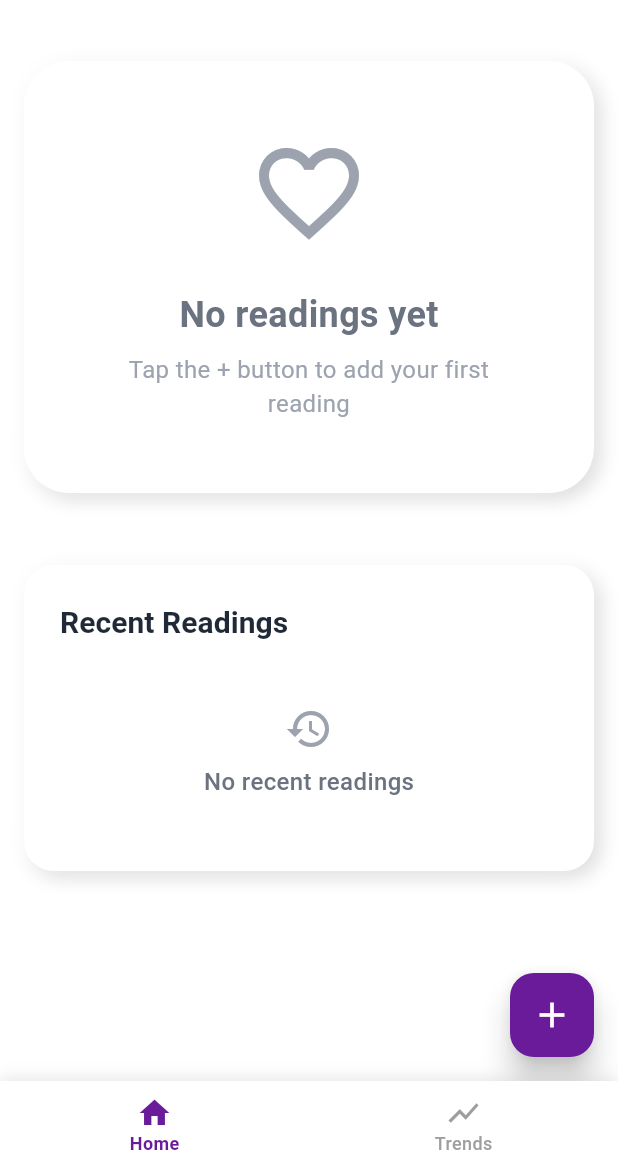
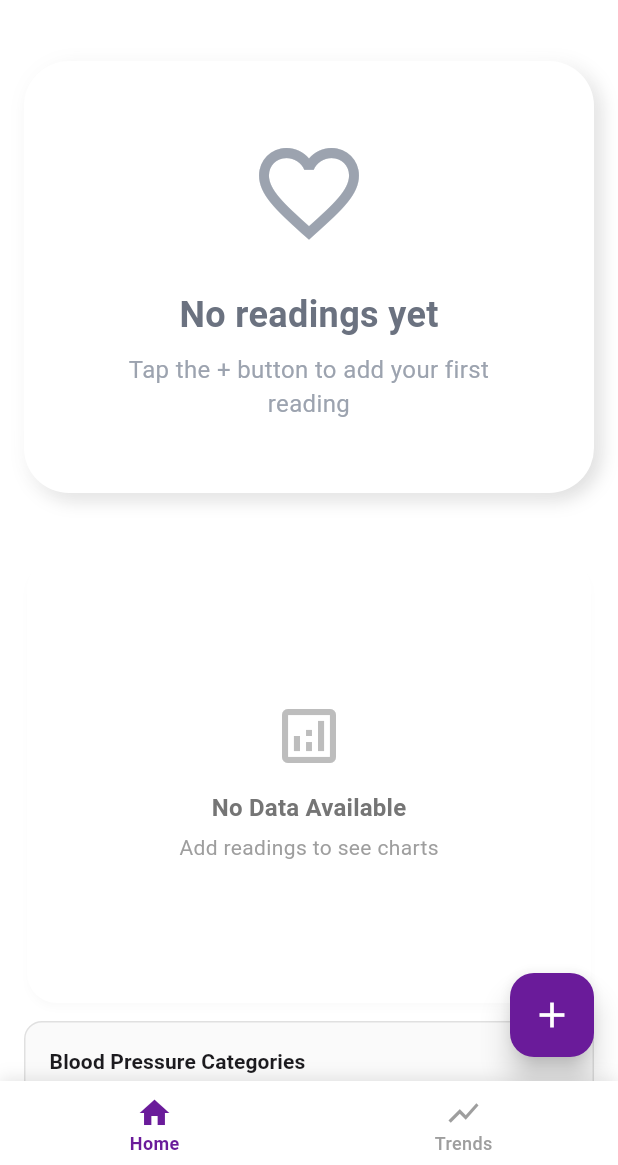
Before and after one commit to herryhou/cardio_tracker, a Flutter app: the screen it shows after launch, on a phone screen of 412 x 824 dp, the part 71-1236 px from its top. Run offline on Flutter 3.47's test engine with Material 3 defaults, Android fonts, the phone set to English and light mode, and no system bars; our stand-ins replace csv, fl_chart, flutter_secure_storage, share_plus, shared_preferences, sqflite; accounts and stored records are empty; Roboto replaces fonts that are missing (SF Pro Display).

Commit message:
refactor: reorganize dashboard layout with horizontal charts
- Add horizontal charts container for better space utilization
- Extract BP legend into separate widget for reusability
- Remove legend from scatter plot to prevent gesture interference
- Update reading card icon to monitor_heart for better clarity
- Simplify bar chart container decoration

🤖 Generated with [Claude Code](https://claude.com/claude-code)

Co-Authored-By: Claude <noreply@anthropic.com>

```diff
--- a/lib/screens/dashboard_screen.dart
+++ b/lib/screens/dashboard_screen.dart
@@ -14,6 +14,9 @@ import '../widgets/reading_card_neu.dart';
 import '../widgets/neumorphic_container.dart';
 import '../widgets/neumorphic_button.dart';
 import '../widgets/export_bottom_sheet.dart';
+import '../widgets/horizontal_charts_container.dart';
+import '../widgets/bp_legend.dart';
+import '../providers/dual_chart_provider.dart';
 
 class DashboardScreen extends StatefulWidget {
   const DashboardScreen({super.key});
@@ -49,7 +52,11 @@ class _DashboardScreenState extends State<DashboardScreen> {
             return _buildErrorState(context, provider.error!);
           }
 
-          return RefreshIndicator(
+          return MultiProvider(
+            providers: [
+              ChangeNotifierProvider(create: (_) => DualChartProvider()),
+            ],
+            child: RefreshIndicator(
               onRefresh: () => provider.loadReadings(),
               child: GestureDetector(
                 onLongPress: () async {
@@ -71,11 +78,23 @@ class _DashboardScreenState extends State<DashboardScreen> {
                       if (provider.latestReading != null) ...[
                         _buildCenteredReadingCard(
                             context, provider.latestReading!),
-                      const SizedBox(height: AppSpacing.xxl),
+                        const SizedBox(height: AppSpacing.xl),
                       ] else ...[
                         _buildEmptyStateCard(context),
-                      const SizedBox(height: AppSpacing.xxl),
+                        const SizedBox(height: AppSpacing.xl),
                       ],
+
+                      // Horizontal Charts Section
+                      HorizontalChartsContainer(
+                        readings: provider.readings,
+                      ),
+
+                      // const SizedBox(height: AppSpacing.xl),
+
+                      // Blood Pressure Legend (common for both charts)
+                      const BPLegend(),
+
+                      const SizedBox(height: AppSpacing.lg),
 
                       // Recent Readings Section with neumorphic styling
                       Padding(
@@ -87,6 +106,7 @@ class _DashboardScreenState extends State<DashboardScreen> {
                       // Extra bottom spacing for minimalist feel
                       const SizedBox(height: AppSpacing.xxl),
                     ],
+                  ),
                 ),
               ),
             ),
--- /dev/null
+++ b/lib/widgets/bp_legend.dart
@@ -0,0 +1,119 @@
+import 'package:flutter/material.dart';
+import 'package:cardio_tracker/models/blood_pressure_reading.dart';
+import 'package:cardio_tracker/widgets/clinical_scatter_plot.dart';
+
+/// A shared legend widget for blood pressure clinical zones
+class BPLegend extends StatelessWidget {
+  const BPLegend({super.key});
+
+  @override
+  Widget build(BuildContext context) {
+    return Container(
+      margin: const EdgeInsets.symmetric(horizontal: 16),
+      child: Container(
+        padding: const EdgeInsets.all(16),
+        decoration: BoxDecoration(
+          color: Theme.of(context).brightness == Brightness.dark
+              ? Theme.of(context).colorScheme.surfaceContainer
+              : Colors.grey[50],
+          borderRadius: BorderRadius.circular(12),
+          border: Border.all(
+            color: Theme.of(context).brightness == Brightness.dark
+                ? Theme.of(context).colorScheme.outline.withValues(alpha: 0.3)
+                : Colors.grey[300]!,
+          ),
+        ),
+        child: Column(
+          crossAxisAlignment: CrossAxisAlignment.start,
+          children: [
+            Text(
+              'Blood Pressure Categories',
+              style: Theme.of(context).textTheme.titleSmall?.copyWith(
+                fontWeight: FontWeight.bold,
+              ),
+            ),
+            const SizedBox(height: 12),
+            SizedBox(
+              width: double.infinity,
+              child: Wrap(
+                spacing: 20,
+                runSpacing: 12,
+                children: ClinicalZones.zones
+                    .map((zone) => _buildLegendItem(context, zone))
+                    .toList(),
+              ),
+            ),
+          ],
+        ),
+      ),
+    );
+  }
+
+  Widget _buildLegendItem(BuildContext context, ClinicalZone zone) {
+    return Container(
+      constraints: const BoxConstraints(minWidth: 120),
+      child: Row(
+        mainAxisSize: MainAxisSize.min,
+        crossAxisAlignment: CrossAxisAlignment.start,
+        children: [
+          // Color indicator
+          Container(
+            width: 16,
+            height: 16,
+            margin: const EdgeInsets.only(top: 2),
+            decoration: BoxDecoration(
+              color: zone.color,
+              borderRadius: BorderRadius.circular(4),
+              border: Border.all(
+                color: zone.color.withValues(alpha: 0.8),
+                width: 1,
+              ),
+            ),
+          ),
+          const SizedBox(width: 8),
+          // Legend text
+          Flexible(
+            child: Column(
+              crossAxisAlignment: CrossAxisAlignment.start,
+              mainAxisSize: MainAxisSize.min,
+              children: [
+                Text(
+                  zone.name,
+                  style: TextStyle(
+                    fontSize: 12,
+                    fontWeight: FontWeight.w600,
+                    color: _getZoneTextColor(context, zone.category),
+                  ),
+                ),
+                const SizedBox(height: 2),
+                Text(
+                  zone.description,
+                  style: TextStyle(
+                    fontSize: 10,
+                    color: Colors.grey[600],
+                    height: 1.3,
+                  ),
+                ),
+              ],
+            ),
+          ),
+        ],
+      ),
+    );
+  }
+
+  Color _getZoneTextColor(BuildContext context, BloodPressureCategory category) {
+    switch (category) {
+      case BloodPressureCategory.normal:
+        return Theme.of(context).colorScheme.onSurface.withValues(alpha: 0.87);
+      case BloodPressureCategory.elevated:
+        return Theme.of(context).colorScheme.onSurface.withValues(alpha: 0.87);
+      case BloodPressureCategory.stage1:
+        return Theme.of(context).colorScheme.onSurface.withValues(alpha: 0.87);
+      case BloodPressureCategory.stage2:
+        return Theme.of(context).colorScheme.onSurface.withValues(alpha: 0.87);
+      default:
+        return Theme.of(context).colorScheme.onSurface.withValues(alpha: 0.87);
+    }
+  }
+}
--- a/lib/widgets/clinical_scatter_plot.dart
+++ b/lib/widgets/clinical_scatter_plot.dart
@@ -1020,6 +1020,7 @@ class _InteractiveScatterPlotState extends State<InteractiveScatterPlot> {
           ),
 
           // Legend - separate from interactive area with its own gesture detector
+          /*
           GestureDetector(
             behavior: HitTestBehavior.translucent,
             onTap: () {
@@ -1057,12 +1058,13 @@ class _InteractiveScatterPlotState extends State<InteractiveScatterPlot> {
                 ],
               ),
             ),
-          ),
+          ),*/
         ],
       ),
     );
   }
 
+  /*
   Widget _buildEnhancedLegendItem(ClinicalZone zone) {
     return Container(
       constraints: const BoxConstraints(minWidth: 120),
@@ -1131,7 +1133,7 @@ class _InteractiveScatterPlotState extends State<InteractiveScatterPlot> {
       case BloodPressureCategory.crisis:
         return const Color(0xFF7F1D1D); // Very dark red
     }
-  }
+  }*/
 
   Widget _buildDetailsCard(BloodPressureReading reading) {
     final color = ClinicalZones.getCategoryColor(reading.category);
--- a/lib/widgets/dual_chart_container.dart
+++ b/lib/widgets/dual_chart_container.dart
@@ -6,7 +6,6 @@ import '../providers/dual_chart_provider.dart';
 import '../utils/bp_format.dart';
 import 'clinical_scatter_plot.dart';
 import 'bp_range_bar_chart.dart';
-import 'timeline_carousel.dart';
 
 /// Dual Chart Container with synchronized scatter plot and time series chart
 class DualChartContainer extends StatefulWidget {
--- /dev/null
+++ b/lib/widgets/horizontal_charts_container.dart
@@ -0,0 +1,228 @@
+import 'package:flutter/material.dart';
+import 'package:provider/provider.dart';
+import '../models/blood_pressure_reading.dart';
+import '../models/chart_types.dart';
+import '../providers/dual_chart_provider.dart';
+import '../providers/blood_pressure_provider.dart';
+import '../widgets/clinical_scatter_plot.dart';
+import '../widgets/bp_range_bar_chart.dart';
+import '../widgets/bp_legend.dart';
+
+/// Horizontal scrollable charts container for dashboard
+class HorizontalChartsContainer extends StatefulWidget {
+  const HorizontalChartsContainer({
+    super.key,
+    required this.readings,
+  });
+
+  final List<BloodPressureReading> readings;
+
+  @override
+  State<HorizontalChartsContainer> createState() =>
+      _HorizontalChartsContainerState();
+}
+
+class _HorizontalChartsContainerState extends State<HorizontalChartsContainer> {
+  late final PageController _pageController;
+  ExtendedTimeRange _currentTimeRange = ExtendedTimeRange.month;
+
+  @override
+  void initState() {
+    super.initState();
+    _pageController = PageController(viewportFraction: 0.9);
+  }
+
+  @override
+  void dispose() {
+    _pageController.dispose();
+    super.dispose();
+  }
+
+  @override
+  Widget build(BuildContext context) {
+    if (widget.readings.isEmpty) {
+      return Container(
+        height: 320,
+        margin: const EdgeInsets.symmetric(horizontal: 2),
+        child: Card(
+          child: Center(
+            child: Column(
+              mainAxisAlignment: MainAxisAlignment.center,
+              children: [
+                Icon(
+                  Icons.analytics_outlined,
+                  size: 48,
+                  color: Colors.grey[400],
+                ),
+                const SizedBox(height: 12),
+                Text(
+                  'No Data Available',
+                  style: Theme.of(context).textTheme.titleMedium?.copyWith(
+                        color: Colors.grey[600],
+                      ),
+                ),
+                const SizedBox(height: 4),
+                Text(
+                  'Add readings to see charts',
+                  style: Theme.of(context).textTheme.bodyMedium?.copyWith(
+                        color: Colors.grey[500],
+                      ),
+                ),
+              ],
+            ),
+          ),
+        ),
+      );
+    }
+
+    return Column(
+      children: [
+        // Common Time Range Selector (applies to both charts)
+        Container(
+          margin: const EdgeInsets.symmetric(horizontal: 16),
+          child: SegmentedButton<ExtendedTimeRange>(
+            segments: const [
+              ButtonSegment<ExtendedTimeRange>(
+                value: ExtendedTimeRange.week,
+                label: Text('Week'),
+              ),
+              ButtonSegment<ExtendedTimeRange>(
+                value: ExtendedTimeRange.month,
+                label: Text('Month'),
+              ),
+              ButtonSegment<ExtendedTimeRange>(
+                value: ExtendedTimeRange.season,
+                label: Text('Season'),
+              ),
+              ButtonSegment<ExtendedTimeRange>(
+                value: ExtendedTimeRange.year,
+                label: Text('Year'),
+              ),
+            ],
+            selected: {_currentTimeRange},
+            onSelectionChanged: (Set<ExtendedTimeRange> selection) {
+              if (selection.isNotEmpty) {
+                setState(() {
+                  _currentTimeRange = selection.first;
+                });
+              }
+            },
+          ),
+        ),
+
+        const SizedBox(height: 16),
+
+        // Horizontal scrollable charts
+        SizedBox(
+          height: 320,
+          child: Consumer2<BloodPressureProvider, DualChartProvider>(
+            builder: (context, bpProvider, chartProvider, child) {
+              // Filter readings for current time range
+              final filteredReadings =
+                  _filterReadingsByTimeRange(widget.readings);
+
+              return PageView(
+                controller: _pageController,
+                children: [
+                  // BP Range Bar Chart (Trends)
+                  Container(
+                    margin: const EdgeInsets.all(0),
+                    child: Card(
+                      elevation: 2,
+                      margin: const EdgeInsets.all(0),
+                      shape: RoundedRectangleBorder(
+                        borderRadius: BorderRadius.circular(2),
+                      ),
+                      child: BPRangeBarChart(
+                        readings: filteredReadings,
+                        selectedReading: chartProvider.selectedReading,
+                        onReadingSelected: chartProvider.selectReading,
+                        initialTimeRange: _currentTimeRange,
+                        showTimeRangeSelector: false,
+                        currentTimeRange: _currentTimeRange,
+                      ),
+                    ),
+                  ),
+                  // Clinical Scatter Plot
+                  Container(
+                    margin: const EdgeInsets.all(0),
+                    child: Card(
+                      elevation: 2,
+                      margin: const EdgeInsets.all(0),
+                      shape: RoundedRectangleBorder(
+                        borderRadius: BorderRadius.circular(16),
+                      ),
+                      child: InteractiveScatterPlot(
+                        readings: filteredReadings,
+                        selectedReading: chartProvider.selectedReading,
+                        onReadingSelected: chartProvider.selectReading,
+                        showResetButton: false,
+                      ),
+                    ),
+                  ),
+                ],
+              );
+            },
+          ),
+        ),
+      ],
+    );
+  }
+
+  List<BloodPressureReading> _filterReadingsByTimeRange(
+      List<BloodPressureReading> allReadings) {
+    if (allReadings.isEmpty) {
+      return [];
+    }
+
+    final now = DateTime.now();
+    DateTime rangeStart;
+    DateTime rangeEnd;
+
+    switch (_currentTimeRange) {
+      case ExtendedTimeRange.week:
+        rangeStart = DateTime(now.year, now.month, now.day)
+            .subtract(const Duration(days: 6));
+        rangeEnd = rangeStart.add(const Duration(days: 7));
+        break;
+      case ExtendedTimeRange.month:
+        rangeStart = DateTime(now.year, now.month, 1);
+        int nextMonth = now.month + 1;
+        int nextYear = now.year;
+        if (nextMonth > 12) {
+          nextMonth = 1;
+          nextYear += 1;
+        }
+        rangeEnd = DateTime(nextYear, nextMonth, 1);
+        break;
+      case ExtendedTimeRange.season:
+        rangeStart = now.subtract(const Duration(days: 90));
+        rangeEnd = now.add(const Duration(days: 1));
+        break;
+      case ExtendedTimeRange.year:
+        rangeStart = DateTime(now.year, 1, 1);
+        rangeEnd = DateTime(now.year + 1, 1, 1);
+        break;
+    }
+
+    return allReadings
+        .where((reading) =>
+            reading.timestamp.isAfter(
+                rangeStart.subtract(const Duration(milliseconds: 1))) &&
+            reading.timestamp.isBefore(rangeEnd))
+        .toList();
+  }
+
+  String _getCurrentRangeLabel() {
+    switch (_currentTimeRange) {
+      case ExtendedTimeRange.week:
+        return 'Last 7 days';
+      case ExtendedTimeRange.month:
+        return 'This month';
+      case ExtendedTimeRange.season:
+        return 'Last 3 months';
+      case ExtendedTimeRange.year:
+        return 'This year';
+    }
+  }
+}
--- a/lib/widgets/reading_card_neu.dart
+++ b/lib/widgets/reading_card_neu.dart
@@ -174,7 +174,7 @@ class ReadingCardNeu extends StatelessWidget {
             mainAxisSize: MainAxisSize.min,
             children: [
               Icon(
-                Icons.favorite_border,
+                Icons.monitor_heart,
                 size: iconSize,
                 color: Colors.red.shade400,
               ),
```
Also changed, not shown: lib/widgets/bp_range_bar_chart.dart (+5 -25 lines). Lines whose indentation alone changed are shown as unchanged.
